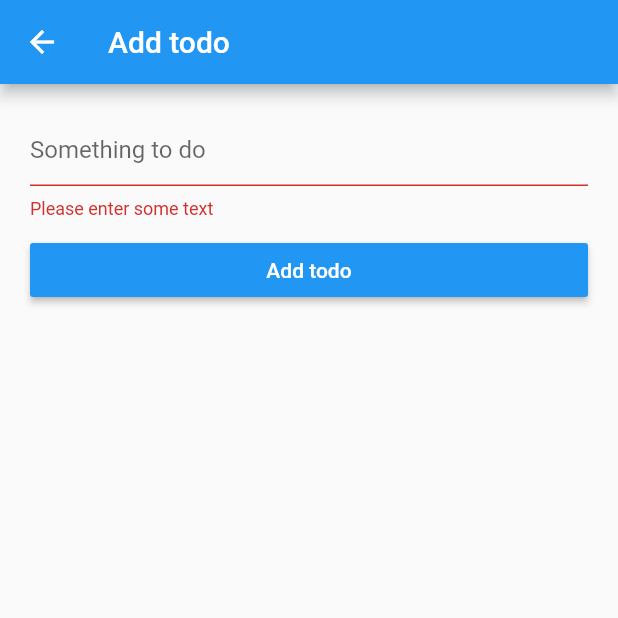
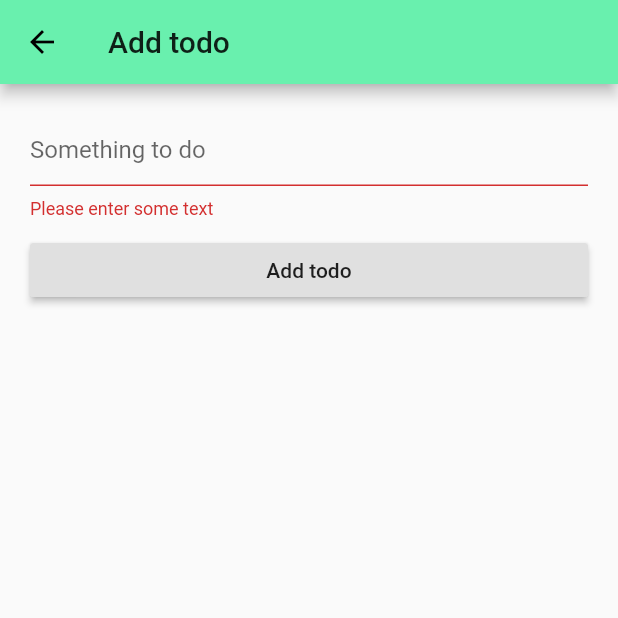
Before and after one commit to goncy/flutter-todo, a Flutter app: the screen it shows after launch, after a tap on the "add" icon, on a phone screen of 412 x 824 dp, the top half of it. Run offline on Flutter 3.47's test engine with Material 2 defaults, Android fonts, the phone set to English and light mode, and no system bars; our stand-ins replace shared_preferences.

Commit message:
Implements removal

```diff
--- a/lib/main.dart
+++ b/lib/main.dart
@@ -1,4 +1,5 @@
 import 'package:flutter/material.dart';
+import 'package:shared_preferences/shared_preferences.dart';
 
 import 'pages/todos.dart';
 
@@ -12,16 +13,41 @@ class App extends StatefulWidget {
 class AppState extends State<App> {
   final List<String> todos = [];
 
-  void add(String todo) {
-    setState(() => todos.add(todo));
+  @override
+  void initState() {
+    super.initState();
+
+    fetchTodos();
   }
 
-  void remove(int index) {
-    setState(() => todos.removeAt(index));
+  fetchTodos() async {
+    final prefs = await SharedPreferences.getInstance();
+
+    setState(() => todos.addAll(prefs.getStringList('todos')));
+  }
+
+  void add(String todo) async {
+    final prefs = await SharedPreferences.getInstance();
+
+    setState(() {
+      todos.add(todo);
+      prefs.setStringList('todos', todos);
+    });
+  }
+
+  void remove(int index) async {
+    final prefs = await SharedPreferences.getInstance();
+
+    setState(() {
+      todos.removeAt(index);
+      prefs.setStringList('todos', todos);
+    });
   }
 
   @override
   Widget build(BuildContext context) => MaterialApp(
+        theme: ThemeData(
+            primaryColor: Colors.greenAccent, accentColor: Colors.greenAccent),
         home: TodosPage(
           todos: todos,
           onAdd: add,
--- a/lib/pages/add.dart
+++ b/lib/pages/add.dart
@@ -42,7 +42,6 @@ class AddPageState extends State<AddPage> {
             ),
             SizedBox(
               child: RaisedButton(
-                color: Colors.blue,
                 onPressed: () {
                   if (form.currentState.validate()) {
                     form.currentState.save();
@@ -50,7 +49,7 @@ class AddPageState extends State<AddPage> {
                     Navigator.pop(context);
                   }
                 },
-                child: Text('Add todo', style: TextStyle(color: Colors.white)),
+                child: Text('Add todo'),
               ),
               width: double.infinity,
             )
--- a/pubspec.yaml
+++ b/pubspec.yaml
@@ -24,6 +24,7 @@ dependencies:
   # Use with the CupertinoIcons class for iOS style icons.
   cupertino_icons: ^0.1.2
   english_words: ^3.1.0
+  shared_preferences: "^0.5.4"
 
 dev_dependencies:
   flutter_test:
```
Also changed, not shown: pubspec.lock, 6 other files.
